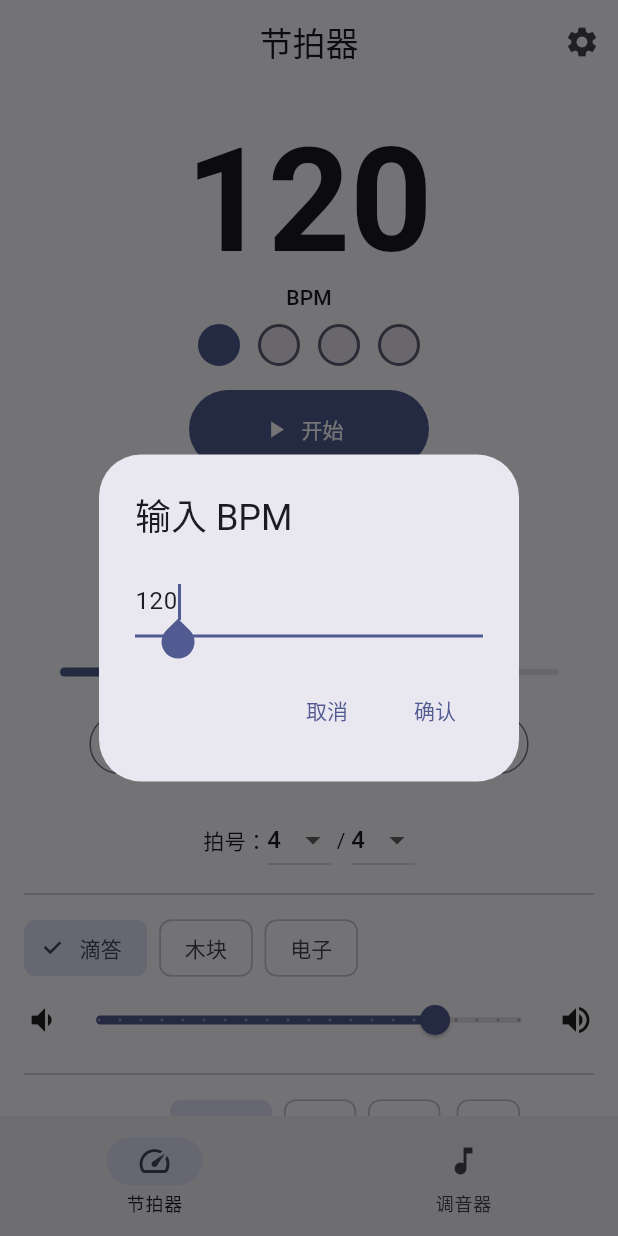
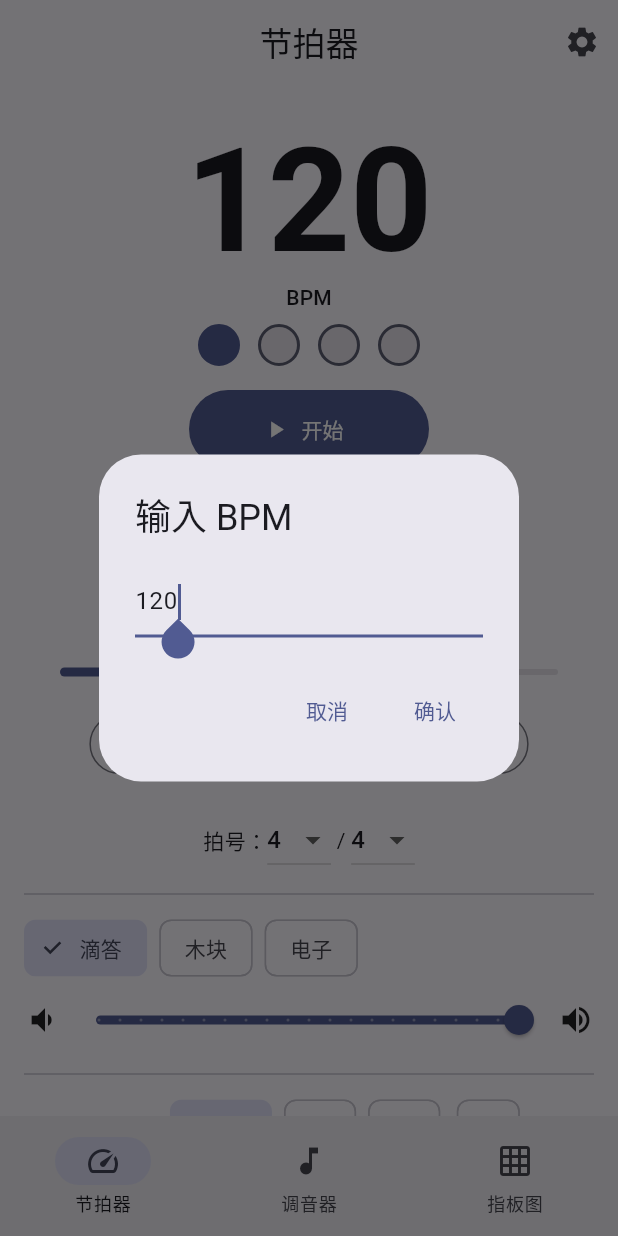
Before and after one commit to PLBlebin/Metronome, a Flutter app: the screen it shows after launch, after a tap on "120", on a phone screen of 412 x 824 dp. Run offline on Flutter 3.47's test engine with Material 3 defaults, Android fonts, the phone set to English and light mode, and no system bars; our stand-ins replace audio_service, permission_handler, shared_preferences, wakelock_plus; missing offline and left inert: flutter_soloud, record.

Commit message:
Add guitar fretboard map and improve tuner targeting

```diff
--- a/lib/app.dart
+++ b/lib/app.dart
@@ -6,6 +6,7 @@ import 'services/pitch_detector.dart';
 import 'services/tuner_audio_service.dart';
 import 'ui/screens/metronome_screen.dart';
 import 'ui/screens/tuner_screen.dart';
+import 'ui/screens/fretboard_screen.dart';
 
 class MetronomeApp extends StatefulWidget {
   final MetronomeAudioHandler audioHandler;
@@ -57,6 +58,7 @@ class _MetronomeAppState extends State<MetronomeApp> {
           children: [
             MetronomeScreen(notifier: _metronomeNotifier),
             TunerScreen(notifier: _tunerNotifier),
+            FretboardScreen(tunerNotifier: _tunerNotifier),
           ],
         ),
         bottomNavigationBar: NavigationBar(
@@ -73,6 +75,11 @@ class _MetronomeAppState extends State<MetronomeApp> {
               selectedIcon: Icon(Icons.music_note),
               label: '调音器',
             ),
+            NavigationDestination(
+              icon: Icon(Icons.grid_on),
+              selectedIcon: Icon(Icons.grid_on),
+              label: '指板图',
+            ),
           ],
         ),
       ),
--- a/lib/core/constants.dart
+++ b/lib/core/constants.dart
@@ -1,7 +1,7 @@
 const int kBpmMin = 20;
 const int kBpmMax = 300;
 const int kBpmDefault = 120;
-const double kVolumeDefault = 0.8;
+const double kVolumeDefault = 1.0;
 const double kSubdivisionVolumeRatio = 0.6;
 const int kLookaheadMs = 150;
 const int kSchedulerIntervalMs = 25;
--- a/lib/core/music_constants.dart
+++ b/lib/core/music_constants.dart
@@ -36,3 +36,28 @@ List<Note> chromaticScale(double a4) {
   }
   return notes;
 }
+
+const List<String> kNoteNames = ['C', 'C#', 'D', 'D#', 'E', 'F', 'F#', 'G', 'G#', 'A', 'A#', 'B'];
+
+Note getNoteOffset(Note base, int semitones, double a4) {
+  const a4Midi = 69;
+  // Frequency to MIDI
+  final baseMidi = (12.0 * (log(base.frequency / a4) / log(2)) + a4Midi).round();
+  final targetMidi = baseMidi + semitones;
+
+  final freq = a4 * pow(2.0, (targetMidi - a4Midi) / 12.0);
+  final octave = (targetMidi ~/ 12) - 1;
+  final name = kNoteNames[targetMidi % 12];
+
+  return Note(name, octave, freq);
+}
+
+List<List<Note>> guitarFretboard(double a4, {int fretCount = 22}) {
+  // Ordered from 6th (E2) to 1st (E4)
+  final baseStrings = guitarStrings(a4);
+  return baseStrings.map((openNote) {
+    return List.generate(fretCount + 1, (fret) {
+      return getNoteOffset(openNote, fret, a4);
+    });
+  }).toList();
+}
--- a/lib/models/metronome_state.dart
+++ b/lib/models/metronome_state.dart
@@ -1,3 +1,4 @@
+import '../core/constants.dart';
 import 'enums.dart';
 
 class MetronomeState {
@@ -24,7 +25,7 @@ class MetronomeState {
     this.beatsPerMeasure = 4,
     this.noteValue = NoteValue.quarter,
     this.soundType = SoundType.tick,
-    this.volume = 0.8,
+    this.volume = kVolumeDefault,
     this.subdivision = Subdivision.quarter,
     this.isRunning = false,
     this.currentBeat = 0,
--- a/lib/models/tuner_state.dart
+++ b/lib/models/tuner_state.dart
@@ -1,3 +1,4 @@
+import '../core/constants.dart';
 import 'note.dart';
 
 enum TunerMode { guitar, chromatic }
@@ -22,7 +23,7 @@ class TunerState {
     this.a4Reference = 440.0,
     this.mode = TunerMode.guitar,
     this.isPlayingReference = false,
-    this.volume = 0.8,
+    this.volume = kVolumeDefault,
   });
 
   TunerState copyWith({
@@ -38,13 +39,14 @@ class TunerState {
     bool clearFrequency = false,
     bool clearCents = false,
     bool clearDetectedNote = false,
+    bool clearTargetNote = false,
   }) {
     return TunerState(
       isListening: isListening ?? this.isListening,
       detectedFrequency: clearFrequency ? null : (detectedFrequency ?? this.detectedFrequency),
       detectedCents: clearCents ? null : (detectedCents ?? this.detectedCents),
       detectedNote: clearDetectedNote ? null : (detectedNote ?? this.detectedNote),
-      targetNote: targetNote ?? this.targetNote,
+      targetNote: clearTargetNote ? null : (targetNote ?? this.targetNote),
       a4Reference: a4Reference ?? this.a4Reference,
       mode: mode ?? this.mode,
       isPlayingReference: isPlayingReference ?? this.isPlayingReference,
--- a/lib/services/tuner_audio_service.dart
+++ b/lib/services/tuner_audio_service.dart
@@ -2,6 +2,7 @@ import 'dart:async';
 import 'package:flutter_soloud/flutter_soloud.dart';
 import '../models/note.dart';
 import '../core/music_constants.dart';
+import '../core/constants.dart';
 
 class TunerAudioService {
   final Map<String, AudioSource> _sources = {};
@@ -18,7 +19,7 @@ class TunerAudioService {
     }
   }
 
-  void playNote(Note note, {double volume = 0.8}) {
+  void playNote(Note note, {double volume = kVolumeDefault}) {
     final source = _sources[note.displayName];
     if (source == null) return;
     SoLoud.instance.play(source, volume: volume).then((h) => _handles.add(h));
--- /dev/null
+++ b/lib/ui/screens/fretboard_screen.dart
@@ -0,0 +1,186 @@
+import 'package:flutter/material.dart';
+import '../../core/music_constants.dart';
+import '../../models/note.dart';
+import '../../notifiers/tuner_notifier.dart';
+
+class FretboardScreen extends StatelessWidget {
+  final TunerNotifier tunerNotifier;
+
+  const FretboardScreen({super.key, required this.tunerNotifier});
+
+  @override
+  Widget build(BuildContext context) {
+
+    return Scaffold(
+      appBar: AppBar(
+        title: const Text('吉他指板图'),
+        centerTitle: true,
+      ),
+      body: ListenableBuilder(
+        listenable: tunerNotifier,
+        builder: (context, _) {
+          final a4 = tunerNotifier.state.a4Reference;
+          final fretboard = guitarFretboard(a4);
+
+          return Column(
+            children: [
+              const Padding(
+                padding: EdgeInsets.all(12.0),
+                child: Text('纵向滚动查看完整指板', style: TextStyle(color: Colors.grey, fontSize: 12)),
+              ),
+              Expanded(
+                child: SingleChildScrollView(
+                  scrollDirection: Axis.vertical,
+                  child: Padding(
+                    padding: const EdgeInsets.symmetric(horizontal: 16, vertical: 8),
+                    child: Center(
+                      child: IntrinsicWidth(
+                        child: Column(
+                          children: List.generate(23, (fretIndex) {
+                            return _FretRow(
+                              fretIndex: fretIndex,
+                              notes: fretboard.map((s) => s[fretIndex]).toList(), // 0:E2, 1:A2, 2:D3, 3:G3, 4:B3, 5:E4
+                            );
+                          }),
+                        ),
+                      ),
+                    ),
+                  ),
+                ),
+              ),
+            ],
+          );
+        },
+      ),
+    );
+  }
+}
+
+class _FretRow extends StatelessWidget {
+  final int fretIndex;
+  final List<Note> notes;
+
+  const _FretRow({required this.fretIndex, required this.notes});
+
+  @override
+  Widget build(BuildContext context) {
+    final isNut = fretIndex == 0;
+    final isMarked = [3, 5, 7, 9, 12, 15, 17, 19, 21].contains(fretIndex);
+    final isDoubleMarked = fretIndex == 12;
+
+    return Row(
+      mainAxisSize: MainAxisSize.min,
+      crossAxisAlignment: CrossAxisAlignment.center,
+      children: [
+        // Fret number on the left
+        SizedBox(
+          width: 30,
+          child: Text(
+            isNut ? '0' : '$fretIndex',
+            textAlign: TextAlign.center,
+            style: TextStyle(
+              fontWeight: FontWeight.bold,
+              color: isNut ? Colors.orange : Colors.grey,
+              fontSize: 14,
+            ),
+          ),
+        ),
+        // Strings in this fret
+        ...List.generate(notes.length, (stringIndex) {
+          // Left to Right: 6th string (E2) to 1st string (E4)
+          // stringIndex 0 maps to notes[0] (E2), stringIndex 5 maps to notes[5] (E4)
+          final note = notes[stringIndex];
+
+          return Container(
+            width: 50,
+            height: isNut ? 30 : 60,
+            decoration: BoxDecoration(
+              color: Colors.brown.shade800,
+              border: Border(
+                // Fret wire (horizontal)
+                bottom: isNut
+                    ? BorderSide(color: Colors.brown.shade300, width: 6)
+                    : BorderSide(color: Colors.grey.shade600, width: 2),
+                // String "grooves" or visual separation
+                left: BorderSide(color: Colors.black26, width: 0.5),
+                right: stringIndex == notes.length - 1
+                    ? BorderSide(color: Colors.black26, width: 0.5)
+                    : BorderSide.none,
+              ),
+            ),
+            child: Stack(
+              alignment: Alignment.center,
+              children: [
+                // Fret dots (centered in the fret)
+                if (!isNut) ...[
+                   if ((stringIndex == 2 || stringIndex == 3) && isMarked && !isDoubleMarked)
+                      _fretDot(),
+                   if (isDoubleMarked && (stringIndex == 1 || stringIndex == 4))
+                      _fretDot(),
+                ],
+
+                // Vertical String line
+                Center(
+                  child: Container(
+                    width: 3.5 - stringIndex * 0.5, // Thicker (6th string) on left, Thinner (1st) on right
+                    height: double.infinity,
+                    color: Colors.grey.shade400,
+                  ),
+                ),
+
+                // Note label
+                Container(
+                  padding: const EdgeInsets.symmetric(horizontal: 5, vertical: 1),
+                  decoration: BoxDecoration(
+                    color: _getNoteColor(note.name),
+                    shape: BoxShape.circle,
+                    boxShadow: [
+                      BoxShadow(
+                        color: Colors.black.withOpacity(0.4),
+                        blurRadius: 2,
+                        offset: const Offset(1, 1),
+                      )
+                    ],
+                  ),
+                  child: Text(
+                    note.name,
+                    style: const TextStyle(
+                      fontSize: 11,
+                      fontWeight: FontWeight.bold,
+                      color: Colors.white,
+                    ),
+                  ),
+                ),
+              ],
+            ),
+          );
+        }),
+      ],
+    );
+  }
+
+  Widget _fretDot() {
+    return Container(
+      width: 14,
+      height: 14,
+      decoration: BoxDecoration(
+        color: Colors.white.withOpacity(0.2),
+        shape: BoxShape.circle,
+      ),
+    );
+  }
+
+  Color _getNoteColor(String name) {
+    if (name.contains('#')) return Colors.blueGrey.shade800;
+    switch (name) {
+      case 'C': return Colors.red.shade800;
+      case 'D': return Colors.orange.shade800;
+      case 'E': return Colors.yellow.shade900;
+      case 'F': return Colors.green.shade800;
+      case 'G': return Colors.blue.shade800;
+      case 'A': return Colors.indigo.shade800;
+      case 'B': return Colors.purple.shade800;
+      default: return Colors.grey.shade800;
+    }
+  }
+}
```
Also changed, not shown: lib/notifiers/tuner_notifier.dart (+86 -9 lines), 3 other files.
